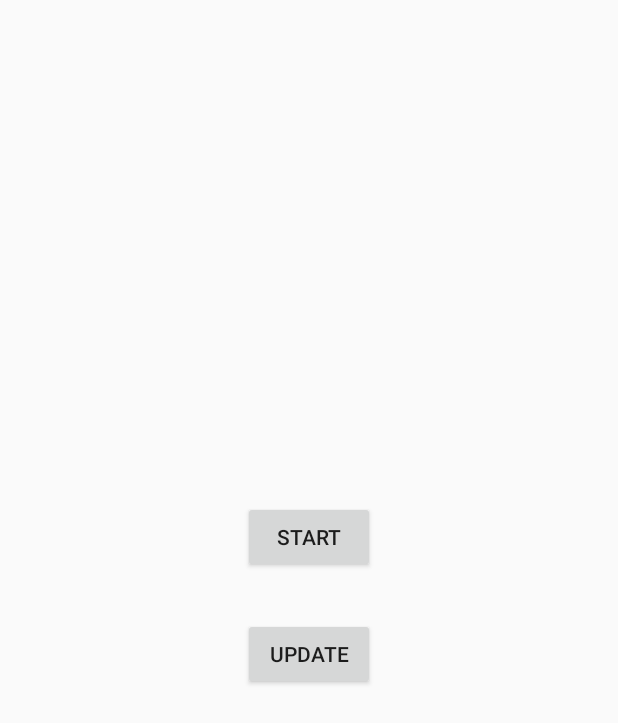
After one commit to amoseui/ruff-android, an Android app: the layout notification_layout.xml on its own in the app's theme, with its tools: preview values and no code run, on a phone screen of 412 x 824 dp. The commit adds this screen. Shown: the top 723 px of the screen. Run offline under Robolectric (Android 15) with nearby library versions, the phone set to English and light mode, and no system bars.

Commit message:
Create Ruff Notification

```diff
--- a/app/src/main/AndroidManifest.xml
+++ b/app/src/main/AndroidManifest.xml
@@ -17,6 +17,7 @@
             </intent-filter>
         </activity>
         <service android:name=".ruff.service.RuffService" />
+        <service android:name=".ruff.notification.RuffNotificationService" />
     </application>
 
 </manifest>
--- a/app/src/main/java/com/amoseui/ruffandroid/SettingsActivity.java
+++ b/app/src/main/java/com/amoseui/ruffandroid/SettingsActivity.java
@@ -13,15 +13,16 @@ import android.os.Bundle;
 import android.preference.ListPreference;
 import android.preference.Preference;
 import android.preference.PreferenceActivity;
-import android.support.v7.app.ActionBar;
 import android.preference.PreferenceFragment;
 import android.preference.PreferenceManager;
 import android.preference.RingtonePreference;
+import android.support.v7.app.ActionBar;
 import android.text.TextUtils;
 import android.view.MenuItem;
 
 import com.amoseui.ruffandroid.ruff.RuffPreferenceFragment;
 import com.amoseui.ruffandroid.ruff.RuffPreferenceFragmentCompat;
+import com.amoseui.ruffandroid.ruff.notification.RuffNotificationPreferenceFragment;
 import com.amoseui.ruffandroid.ruff.service.RuffServicePreferenceFragment;
 
 import java.util.List;
@@ -165,7 +166,8 @@ public class SettingsActivity extends AppCompatPreferenceActivity {
                 || NotificationPreferenceFragment.class.getName().equals(fragmentName)
                 || RuffPreferenceFragment.class.getName().equals(fragmentName)
                 || RuffPreferenceFragmentCompat.class.getName().equals(fragmentName)
-                || RuffServicePreferenceFragment.class.getName().equals(fragmentName);
+                || RuffServicePreferenceFragment.class.getName().equals(fragmentName)
+                || RuffNotificationPreferenceFragment.class.getName().equals(fragmentName);
     }
 
     /**
--- /dev/null
+++ b/app/src/main/res/layout/notification_layout.xml
@@ -0,0 +1,25 @@
+<?xml version="1.0" encoding="utf-8"?>
+
+<LinearLayout xmlns:android="http://schemas.android.com/apk/res/android"
+              android:layout_width="match_parent"
+              android:layout_height="match_parent"
+              android:gravity="center"
+              android:orientation="vertical">
+
+    <Button
+        android:id="@+id/notification_start_button"
+        android:layout_width="wrap_content"
+        android:layout_height="wrap_content"
+        android:layout_marginBottom="30dp"
+        android:text="@string/service_start_button_text"
+        android:textAllCaps="true" />
+
+    <Button
+        android:id="@+id/notification_update_button"
+        android:layout_width="wrap_content"
+        android:layout_height="wrap_content"
+        android:layout_marginBottom="30dp"
+        android:text="@string/service_update_button_text"
+        android:textAllCaps="true" />
+
+</LinearLayout>
--- a/app/src/main/res/values/strings.xml
+++ b/app/src/main/res/values/strings.xml
@@ -76,6 +76,7 @@
     <string name="pref_header_ruff">Ruff Preferences</string>
     <string name="pref_header_ruff_compat">Ruff Preferences v14</string>
     <string name="pref_header_ruff_service">Ruff Service</string>
+    <string name="pref_header_ruff_notification_service">Ruff Notification Service</string>
 
     <string name="download_button">Download</string>
 
@@ -85,4 +86,5 @@
 
     <string name="service_update_button_text">Update</string>
     <string name="service_update_init">Init</string>
+    <string name="service_start_button_text">Start</string>
 </resources>
--- a/app/src/main/res/xml/pref_headers.xml
+++ b/app/src/main/res/xml/pref_headers.xml
@@ -29,4 +29,8 @@
         android:fragment="com.amoseui.ruffandroid.ruff.service.RuffServicePreferenceFragment"
         android:title="@string/pref_header_ruff_service" />
 
+    <header
+        android:fragment="com.amoseui.ruffandroid.ruff.notification.RuffNotificationPreferenceFragment"
+        android:title="@string/pref_header_ruff_notification_service" />
+
 </preference-headers>
--- /dev/null
+++ b/app/src/main/res/xml/pref_ruff_notification.xml
@@ -0,0 +1,6 @@
+<android.support.v7.preference.PreferenceScreen xmlns:android="http://schemas.android.com/apk/res/android">
+    <com.amoseui.ruffandroid.ruff.notification.RuffNotificationPreference
+        android:key="service_preference"
+        android:persistent="false"
+        android:selectable="false" />
+</android.support.v7.preference.PreferenceScreen>
```
Also changed, not shown: app/src/main/java/com/amoseui/ruffandroid/ruff/notification/RuffNotificationManager.java (added, +77 -0 lines), app/src/main/java/com/amoseui/ruffandroid/ruff/notification/RuffNotificationPreference.java (added, +57 -0 lines), app/src/main/java/com/amoseui/ruffandroid/ruff/notification/RuffNotificationPreferenceFragment.java (added, +14 -0 lines), app/src/main/java/com/amoseui/ruffandroid/ruff/notification/RuffNotificationService.java (added, +116 -0 lines).
